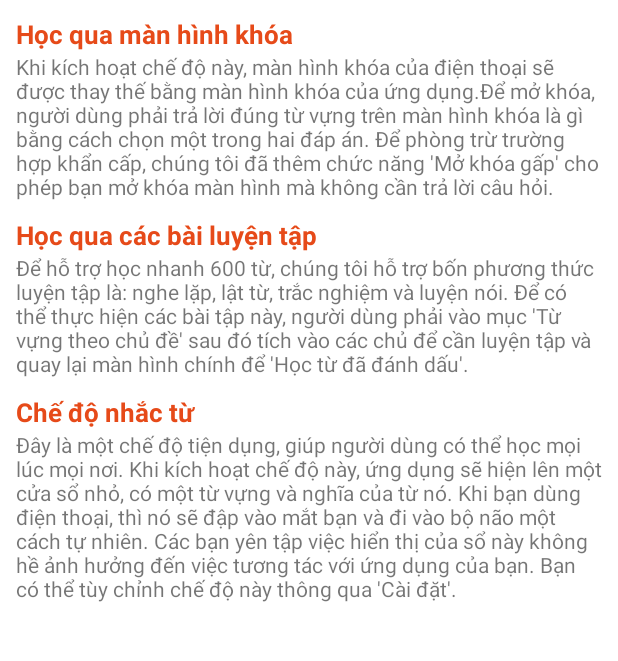
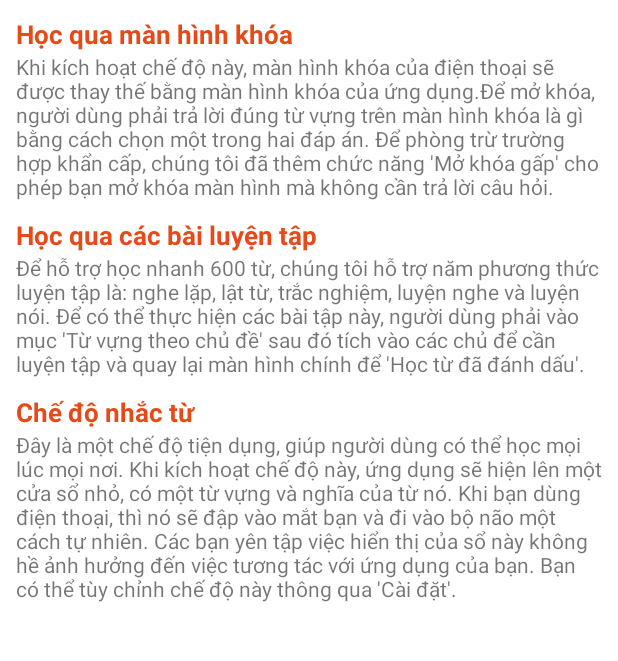
Before and after one commit to kentdzai/ToeicWords-bak, an Android app: the HelpActivity screen opened directly, with no data from a screen before it, on a phone screen of 412 x 824 dp, the part 213-874 px from its top. Run offline under Robolectric (Android 15) with nearby library versions, the phone set to English and light mode, and no system bars.

Commit message:
Update help

```diff
--- a/app/src/main/java/com/groupthree/toeicword/HelpActivity.java
+++ b/app/src/main/java/com/groupthree/toeicword/HelpActivity.java
@@ -38,7 +38,7 @@ public class HelpActivity extends AppCompatActivity {
         String[] titles = {"Chức năng của ứng dụng", "Học qua màn hình khóa", "Học qua các bài luyện tập", "Chế độ nhắc từ"};
         String[] values = {"Hỗ trợ học 600 từ vựng Toeic nhanh nhất và đơn giản nhất với ba chế độ học: học qua màn hình khóa, học qua các bài luyện tập và học qua chế độ nhắc từ."
                 , "Khi kích hoạt chế độ này, màn hình khóa của điện thoại sẽ được thay thế bằng màn hình khóa của ứng dụng.Để mở khóa, người dùng phải trả lời đúng từ vựng trên màn hình khóa là gì bằng cách chọn một trong hai đáp án. Để phòng trừ trường hợp khẩn cấp, chúng tôi đã thêm chức năng 'Mở khóa gấp' cho phép bạn mở khóa màn hình mà không cần trả lời câu hỏi."
-                , "Để hỗ trợ học nhanh 600 từ, chúng tôi hỗ trợ bốn phương thức luyện tập là: nghe lặp, lật từ, trắc nghiệm và luyện nói. Để có thể thực hiện các bài tập này, người dùng phải vào mục 'Từ vựng theo chủ đề' sau đó tích vào các chủ để cần luyện tập và quay lại màn hình chính để 'Học từ đã đánh dấu'."
+                , "Để hỗ trợ học nhanh 600 từ, chúng tôi hỗ trợ năm phương thức luyện tập là: nghe lặp, lật từ, trắc nghiệm, luyện nghe và luyện nói. Để có thể thực hiện các bài tập này, người dùng phải vào mục 'Từ vựng theo chủ đề' sau đó tích vào các chủ để cần luyện tập và quay lại màn hình chính để 'Học từ đã đánh dấu'."
                 , "Đây là một chế độ tiện dụng, giúp người dùng có thể học mọi lúc mọi nơi. Khi kích hoạt chế độ này, ứng dụng sẽ hiện lên một cửa sổ nhỏ, có một từ vựng và nghĩa của từ nó. Khi bạn dùng điện thoại, thì nó sẽ đập vào mắt bạn và đi vào bộ não một cách tự nhiên. Các bạn yên tập việc hiển thị của sổ này không hề ảnh hưởng đến việc tương tác với ứng dụng của bạn. Bạn có thể tùy chỉnh chế độ này thông qua 'Cài đặt'."};
         for (int i = 0; i < titles.length; i++) {
             arrH.add(new ListHelp(titles[i], values[i]));
```
Also changed, not shown: 1 other file.
